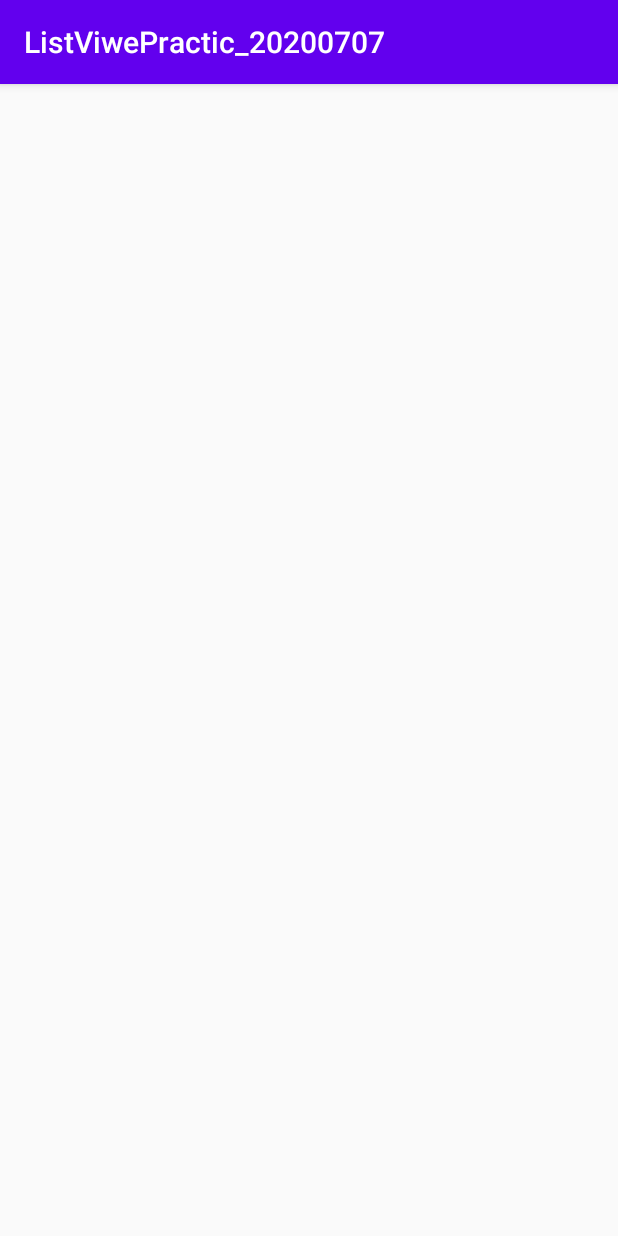
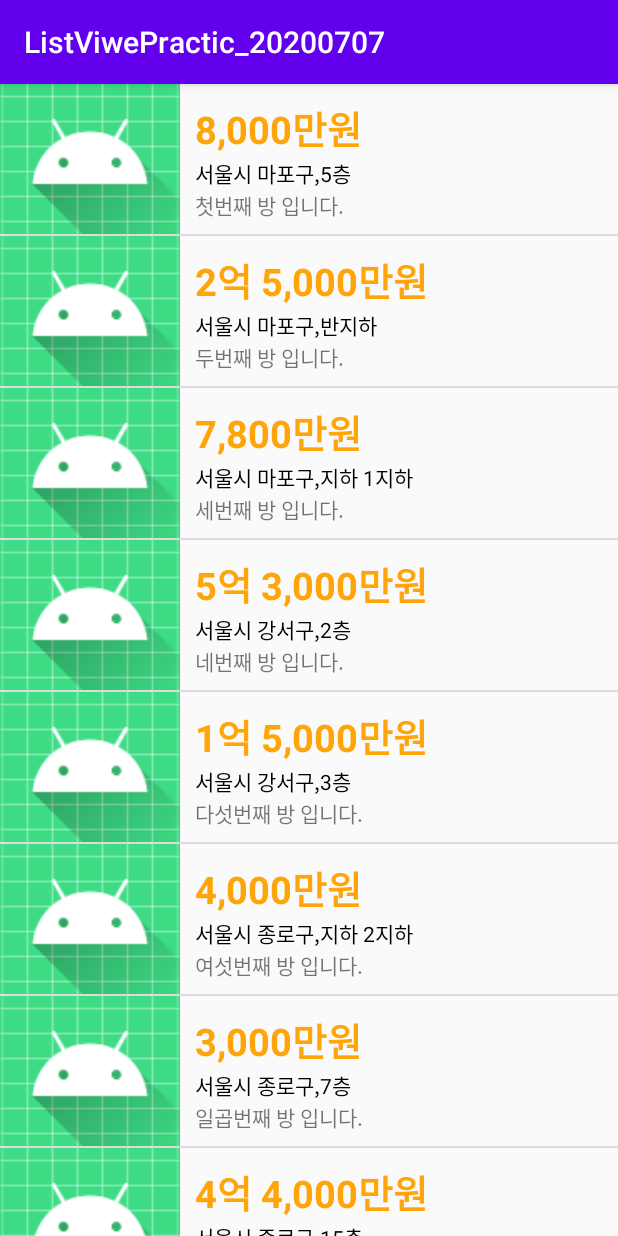
Before and after one commit to parkhojum/ListViwePractic_20200707, an Android app: the screen it shows after launch (MainActivity), on a phone screen of 412 x 824 dp. Run offline under Robolectric (Android 15) with nearby library versions, the light colour scheme and no system bars.

Commit message:
오늘의 작업 종류

```diff
--- a/app/src/main/java/com/example/listviwepractic_20200707/MainActivity.kt
+++ b/app/src/main/java/com/example/listviwepractic_20200707/MainActivity.kt
@@ -15,6 +15,8 @@ class MainActivity : BaseActivity() {
     override fun onCreate(savedInstanceState: Bundle?) {
         super.onCreate(savedInstanceState)
         setContentView(R.layout.activity_main)
+        setupEvents()
+        setValues()
     }
 
     override fun setupEvents() {
--- a/app/src/main/java/com/example/listviwepractic_20200707/adapters/RoomAdapter.kt
+++ b/app/src/main/java/com/example/listviwepractic_20200707/adapters/RoomAdapter.kt
@@ -25,8 +25,13 @@ class RoomAdapter(val mContext: Context, val resId: Int,
 
         val data = mList[position]
 
-        val priceTxt = row.findViewById<TextView>(R.id. pe)
-        val addressAndFloorTxt = row.findViewById<>()
+        val priceTxt = row.findViewById<TextView>(R.id. priceTxt)
+        val addressAndFloorTxt = row.findViewById<TextView>(R.id.addressAndFloorTxt)
+        val deseTet = row.findViewById<TextView>(R.id.descTxt)
+
+        priceTxt.text = data.getFormattedPrice()
+        addressAndFloorTxt.text = "${data.address},${data.getFormattedFloor()}"
+        deseTet.text = data.description
 
         return row
     }
--- a/app/src/main/java/com/example/listviwepractic_20200707/datas/Room.kt
+++ b/app/src/main/java/com/example/listviwepractic_20200707/datas/Room.kt
@@ -2,6 +2,18 @@ package com.example.listviwepractic_20200707.datas
 
 class Room(val price:Int,val address:String,val floor:Int,val description:String) {
 
+fun getFormattedFloor():String{
+    if (this.floor >= 1) {
+        return "${this.floor}층"
+    }
+    else if (this.floor == 0) {
+        return "반지하"
+    }
+    else{
+
+        return "지하 ${-this.floor}지하"
+    }
+}
 
 
 fun getFormattedPrice() :String{
```
